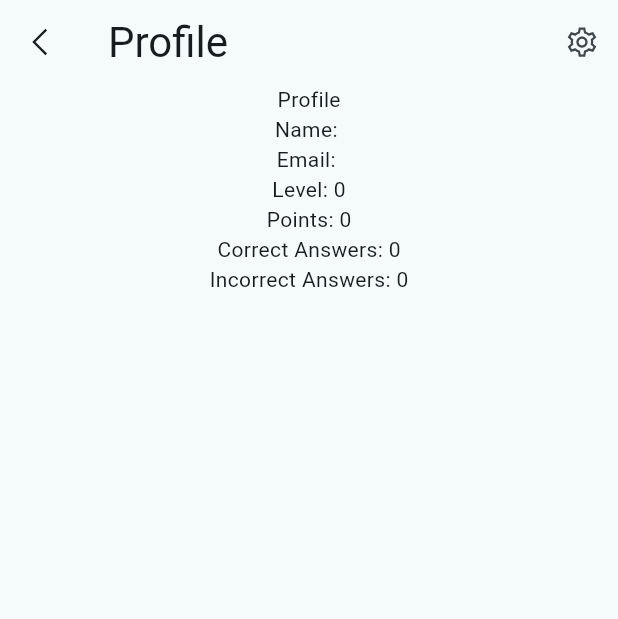
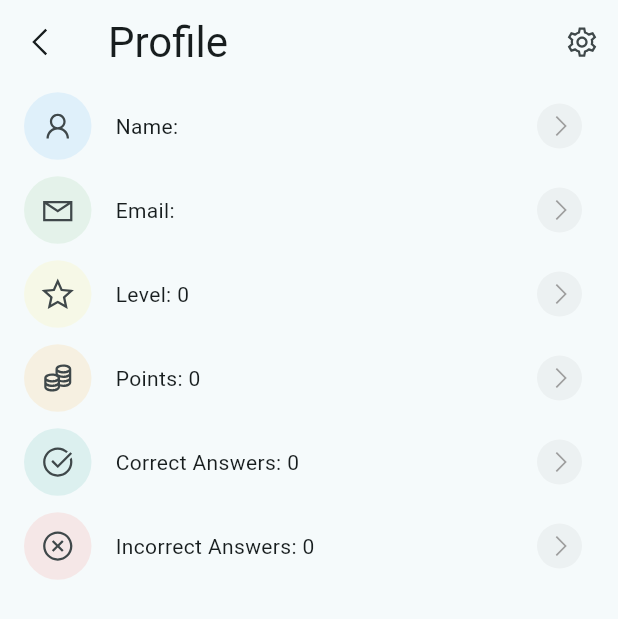
Before and after one commit to MARtinMarjan/mobile-information-systems-quiz-app, a Flutter app: the ProfileScreen screen opened directly, after a tap on "Stats", on a phone screen of 412 x 824 dp. Shown: the top 619 px of the screen. Run offline on Flutter 3.47's test engine with Material 3 defaults, Android fonts, the phone set to English and light mode, and no system bars; our stand-ins replace cloud_firestore, firebase_auth, firebase_core, firebase_storage, get, google_fonts and 4 more; missing offline and left inert: level_map; accounts and stored records are empty; network calls fail.

Commit message:
Fixed Profile Icon not showing, WIP Stat page UI Improvements

```diff
--- a/lib/screens/home_screen.dart
+++ b/lib/screens/home_screen.dart
@@ -122,18 +122,18 @@ class _AuthenticatedHomePageState extends State<_AuthenticatedHomePage> {
                           size: const Size(45, 45),
                         ),
                         startLevelImage: ImageParams(
-                          path: "assets/level_map/start_level_image.png",
+                          path: "assets/level_map/start_quiz_image.png",
                           size: const Size(100, 100),
                         ),
                         pathEndImage: ImageParams(
-                          path: "assets/level_map/BoyGraduation.png",
-                          size: const Size(60, 60),
+                          path: "assets/level_map/end_quiz_image.png",
+                          size: const Size(100, 100),
                         ),
                         bgImagesToBePaintedRandomly: [
                           ImageParams(
                               path: "assets/level_map/random_images/grass.png",
                               size: const Size(30, 30),
-                              repeatCountPerLevel: 0.5),
+                              repeatCountPerLevel: 0.5,),
                           ImageParams(
                               path: "assets/level_map/random_images/grass2.png",
                               size: const Size(30, 30),
@@ -149,7 +149,9 @@ class _AuthenticatedHomePageState extends State<_AuthenticatedHomePage> {
                           ImageParams(
                               path: "assets/level_map/random_images/church.png",
                               size: const Size(80, 80),
-                              repeatCountPerLevel: 0.1),
+                              repeatCountPerLevel: 0.05,
+                              imagePositionFactor: 0.4,
+                              side: Side.RIGHT),
                           ImageParams(
                               path: "assets/level_map/random_images/denar.png",
                               size: const Size(40, 40),
@@ -157,7 +159,9 @@ class _AuthenticatedHomePageState extends State<_AuthenticatedHomePage> {
                           ImageParams(
                               path: "assets/level_map/random_images/bridge.png",
                               size: const Size(80, 80),
-                              repeatCountPerLevel: 0.05),
+                              repeatCountPerLevel: 0.05,
+                              imagePositionFactor: 0.4,
+                          side: Side.LEFT),
                           ImageParams(
                               path:
                                   "assets/level_map/random_images/flag-on-pole.png",
--- a/lib/screens/profile/profile_screen.dart
+++ b/lib/screens/profile/profile_screen.dart
@@ -88,34 +88,37 @@ class _ProfileScreenState extends State<ProfileScreen> {
                       height: 120,
                       child: ClipRRect(
                         borderRadius: BorderRadius.circular(100),
-                        child: Image(
-                            image: NetworkImage(userData?.imageLink ?? ''),
-                            fit: BoxFit.cover),
+                        child: userData?.imageLink != null
+                            ? Image(
+                                image: NetworkImage(userData!.imageLink),
+                                fit: BoxFit.cover,
+                              )
+                            : Placeholder(), // Placeholder can be replaced with any default widget or loading indicator
                       ),
                     ),
-                    Positioned(
-                      bottom: 0,
-                      right: 0,
-                      child: Container(
-                        width: 35,
-                        height: 35,
-                        decoration: BoxDecoration(
-                          borderRadius: BorderRadius.circular(100),
-                          color: zolta,
-                        ),
-                        child: const Icon(LineAwesomeIcons.alternate_pencil,
-                            size: 20.0, color: Colors.black),
-                      ),
-                    ),
+                    // Positioned(
+                    //   bottom: 0,
+                    //   right: 0,
+                    //   child: Container(
+                    //     width: 35,
+                    //     height: 35,
+                    //     decoration: BoxDecoration(
+                    //       borderRadius: BorderRadius.circular(100),
+                    //       color: zolta,
+                    //     ),
+                    //     child: const Icon(LineAwesomeIcons.alternate_pencil,
+                    //         size: 20.0, color: Colors.black),
+                    //   ),
+                    // ),
                   ],
                 ),
                 const SizedBox(height: 10),
                 Text(
-                  'Username: ${userData?.username}',
+                  '${userData?.username}',
                   style: Theme.of(context).textTheme.headlineMedium,
                 ),
                 Text(
-                  'Email: ${userData?.email}',
+                  '${userData?.email}',
                   style: bodyText,
                 ),
                 Text(
--- a/lib/screens/profile/stats_screen.dart
+++ b/lib/screens/profile/stats_screen.dart
@@ -4,6 +4,7 @@ import 'package:provider/provider.dart';
 
 import '../../models/user.dart';
 import '../../viewmodels/user.viewmodel.dart';
+import '../../widgets/ProfileMenuWidget.dart';
 
 class StatsScreen extends StatefulWidget {
   const StatsScreen({super.key});
@@ -39,42 +40,62 @@ class _StatsScreenState extends State<StatsScreen> {
     return Scaffold(
       appBar: AppBar(
         leading: IconButton(
-              onPressed: () =>
-                  Navigator.pushNamed(context, '/home_screen')
-              ,
+          onPressed: () => Navigator.pushNamed(context, '/home_screen'),
           icon: const Icon(LineAwesomeIcons.angle_left),
         ),
         title: Text(
           "Profile",
-              style: Theme
-                  .of(context)
-                  .textTheme
-                  .headlineMedium,
+          style: Theme.of(context).textTheme.headlineMedium,
         ),
         actions: [
           IconButton(
             onPressed: () {},
             icon: const Icon(LineAwesomeIcons.cog),
           ),
-            ]
-        ),
-        body: Center(
-          child: Column(
-            children: [
-              const Text('Profile'),
-              Column(
-                children: [
-                  Text('Name: ${userData?.username}'),
-                  Text('Email: ${userData?.email}'),
-                  Text('Level: ${userData?.level}'),
-                  Text('Points: ${userData?.points}'),
-                  Text('Correct Answers: ${userData?.correctAnswers}'),
-                  Text('Incorrect Answers: ${userData?.incorrectAnswers}'),
         ],
       ),
+      body: userData != null
+          ? ListView(
+        children: [
+          ProfileMenuWidget(
+            title: 'Name: ${userData!.username}',
+            icon: LineAwesomeIcons.user,
+            onPress: () {},
+            color: Colors.blue,
+          ),
+          ProfileMenuWidget(
+            title: 'Email: ${userData!.email}',
+            icon: LineAwesomeIcons.envelope,
+            onPress: () {},
+            color: Colors.green,
+          ),
+          ProfileMenuWidget(
+            title: 'Level: ${userData!.level}',
+            icon: LineAwesomeIcons.star,
+            onPress: () {},
+            color: Colors.yellow,
+          ),
+          ProfileMenuWidget(
+            title: 'Points: ${userData!.points}',
+            icon: LineAwesomeIcons.coins,
+            onPress: () {},
+            color: Colors.orange,
+          ),
+          ProfileMenuWidget(
+            title: 'Correct Answers: ${userData!.correctAnswers}',
+            icon: LineAwesomeIcons.check_circle,
+            onPress: () {},
+            color: Colors.teal,
+          ),
+          ProfileMenuWidget(
+            title: 'Incorrect Answers: ${userData!.incorrectAnswers}',
+            icon: LineAwesomeIcons.times_circle,
+            onPress: () {},
+            color: Colors.red,
+          ),
         ],
-          ),
       )
+          : Center(child: CircularProgressIndicator()),
     );
   }
 }
--- a/lib/services/db_service.dart
+++ b/lib/services/db_service.dart
@@ -79,8 +79,8 @@ class DBService {
       if (username.isNotEmpty) {
         String imageUrl = await uploadImageToStorage("ProfileImage", file);
         await firestore.collection('users').doc(uid).set({
-          'name': username,
-          'imageLink': imageUrl,
+          'username': username,
+          'image_link': imageUrl,
         }, SetOptions(merge: true));
         resp = "success";
       }
```
Also changed, not shown: assets/level_map/end_quiz_image.png (added), assets/level_map/start_quiz_image.png (renamed from assets/level_map/start_level_image.png), lib/generated/assets.dart. Lines whose indentation alone changed are shown as unchanged.
